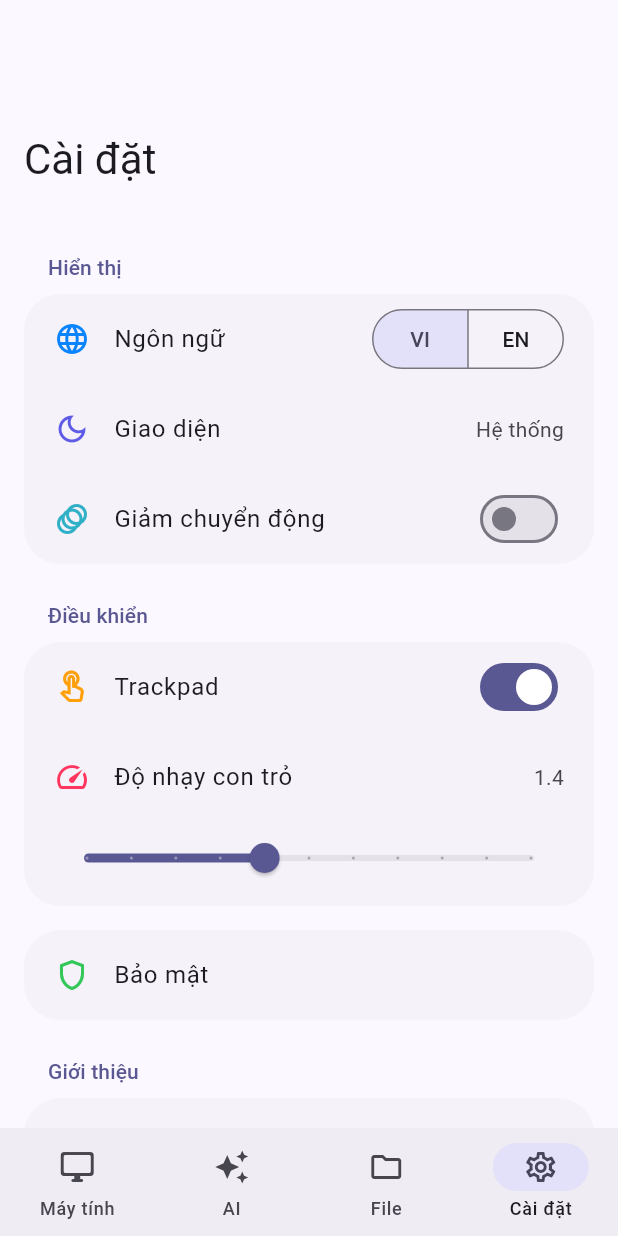
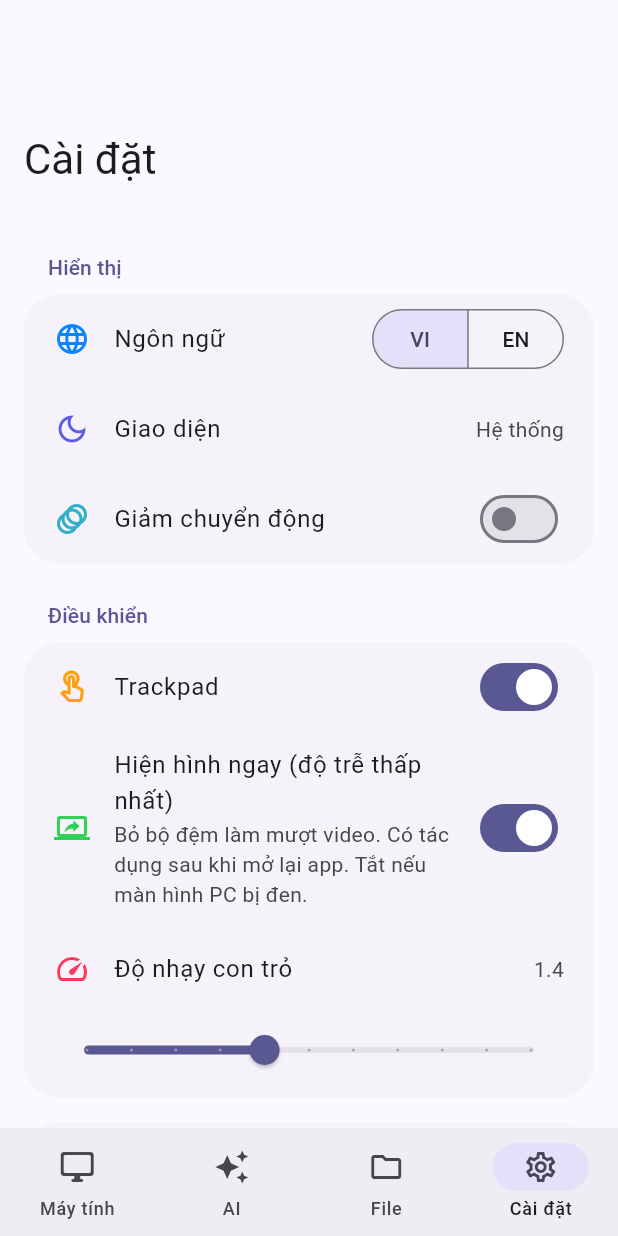
Before and after one commit to GaGitHubVN/RemotePC-AI, a Flutter app: the RootShell screen opened directly, item 4 of the bottom bar chosen, after a tap on "VI", on a phone screen of 412 x 824 dp. Run offline on Flutter 3.47's test engine with Material 3 defaults, Android fonts, the phone set to English and light mode, and no system bars; our stand-ins replace file_picker, flutter_markdown_plus, flutter_secure_storage, share_plus, shared_preferences; missing offline and left inert: cryptography, flutter_webrtc, mobile_scanner; accounts and stored records are empty; statements that could not run were skipped.

Commit message:
Mobile: zero playout delay becomes a setting (on for Android, off for iOS)
On the iOS 26 simulator no video frame was decoded with WebRTC-ForcePlayoutDelay 0 (twice), while iOS 18 and
Android passed. Read at startup after AppState.init, before any peer connection.

Co-Authored-By: Claude Opus 5.5 <noreply@anthropic.com>

```diff
--- a/apps/mobile/lib/app_state.dart
+++ b/apps/mobile/lib/app_state.dart
@@ -23,6 +23,9 @@ class AppState extends ChangeNotifier {
   bool trackpadMode = true;
   double pointerSensitivity = 1.4;
   bool autoClipboard = false;
+  /// Show each video frame the moment it is decoded (WebRTC playout delay 0). Lowest latency, but on the iOS 26
+  /// simulator no frame was decoded at all with it, so iOS keeps it off by default. Read once at startup.
+  bool zeroDelay = Platform.isAndroid;
 
   Future<void> init() async {
     keys = await SecureStore.loadOrCreateKeys();
@@ -35,6 +38,7 @@ class AppState extends ChangeNotifier {
     trackpadMode = p.getBool('trackpad') ?? true;
     pointerSensitivity = p.getDouble('sensitivity') ?? 1.4;
     autoClipboard = p.getBool('autoClipboard') ?? false;
+    zeroDelay = p.getBool('zeroDelay') ?? Platform.isAndroid;
     ready = true;
     notifyListeners();
   }
@@ -48,6 +52,7 @@ class AppState extends ChangeNotifier {
     await p.setBool('trackpad', trackpadMode);
     await p.setDouble('sensitivity', pointerSensitivity);
     await p.setBool('autoClipboard', autoClipboard);
+    await p.setBool('zeroDelay', zeroDelay);
     notifyListeners();
   }
 
--- a/apps/mobile/lib/l10n.dart
+++ b/apps/mobile/lib/l10n.dart
@@ -27,6 +27,7 @@ const _vi = <String, String>{
   'upload': 'Tải lên', 'download': 'Tải xuống', 'new_folder': 'Thư mục mới', 'confirm_delete': 'File sẽ được chuyển vào Thùng rác trên PC.',
   'keyboard': 'Bàn phím', 'trackpad': 'Trackpad', 'touch': 'Chạm trực tiếp', 'display': 'Màn hình', 'screenshot': 'Chụp màn hình', 'quality': 'Chất lượng',
   'diagnostics': 'Chẩn đoán kết nối', 'security': 'Bảo mật', 'about': 'Giới thiệu', 'language': 'Ngôn ngữ', 'theme': 'Giao diện', 'reduce_motion': 'Giảm chuyển động',
+  'zero_delay': 'Hiện hình ngay (độ trễ thấp nhất)', 'zero_delay_note': 'Bỏ bộ đệm làm mượt video. Có tác dụng sau khi mở lại app. Tắt nếu màn hình PC bị đen.',
   'sensitivity': 'Độ nhạy con trỏ', 'clipboard': 'Clipboard', 'send_clipboard': 'Gửi clipboard sang PC', 'get_clipboard': 'Lấy clipboard từ PC',
   'remove_pc': 'Xóa máy tính này', 'reset_identity': 'Đặt lại danh tính thiết bị', 'history': 'Lịch sử phiên', 'permissions': 'Quyền trên PC',
   'not_allowed': 'Quyền này chưa được cấp trên máy tính.', 'model_no_tools': 'Model này không hỗ trợ tool calling nên không thể thao tác PC.',
@@ -66,6 +67,7 @@ const _en = <String, String>{
   'upload': 'Upload', 'download': 'Download', 'new_folder': 'New folder', 'confirm_delete': 'Files go to the Recycle Bin on the PC.',
   'keyboard': 'Keyboard', 'trackpad': 'Trackpad', 'touch': 'Direct touch', 'display': 'Display', 'screenshot': 'Screenshot', 'quality': 'Quality',
   'diagnostics': 'Connection diagnostics', 'security': 'Security', 'about': 'About', 'language': 'Language', 'theme': 'Theme', 'reduce_motion': 'Reduce motion',
+  'zero_delay': 'Show frames instantly (lowest latency)', 'zero_delay_note': 'Skips the video smoothing buffer. Takes effect after reopening the app. Turn off if the PC screen stays black.',
   'sensitivity': 'Pointer sensitivity', 'clipboard': 'Clipboard', 'send_clipboard': 'Send clipboard to PC', 'get_clipboard': 'Get clipboard from PC',
   'remove_pc': 'Remove this PC', 'reset_identity': 'Reset device identity', 'history': 'Session history', 'permissions': 'Permissions on the PC',
   'not_allowed': 'This permission has not been granted on the PC.', 'model_no_tools': 'This model does not support tool calling, so it cannot operate the PC.',
--- a/apps/mobile/lib/screens/settings.dart
+++ b/apps/mobile/lib/screens/settings.dart
@@ -78,6 +78,18 @@ class SettingsScreen extends StatelessWidget {
                 }),
               ),
               Tile(
+                title: tr('zero_delay'),
+                subtitle: tr('zero_delay_note'),
+                subtitleLines: 3,
+                icon: Ic.screen,
+                iconColor: const Color(0xFF30D158),
+                chevron: false,
+                trailing: AdaptiveSwitch(value: s.zeroDelay, onChanged: (v) {
+                  s.zeroDelay = v;
+                  s.savePrefs();
+                }),
+              ),
+              Tile(
                 title: tr('sensitivity'),
                 icon: Ic.pointer,
                 iconColor: const Color(0xFFFF375F),
```
Also changed, not shown: apps/mobile/lib/main.dart (+6 -6 lines).
